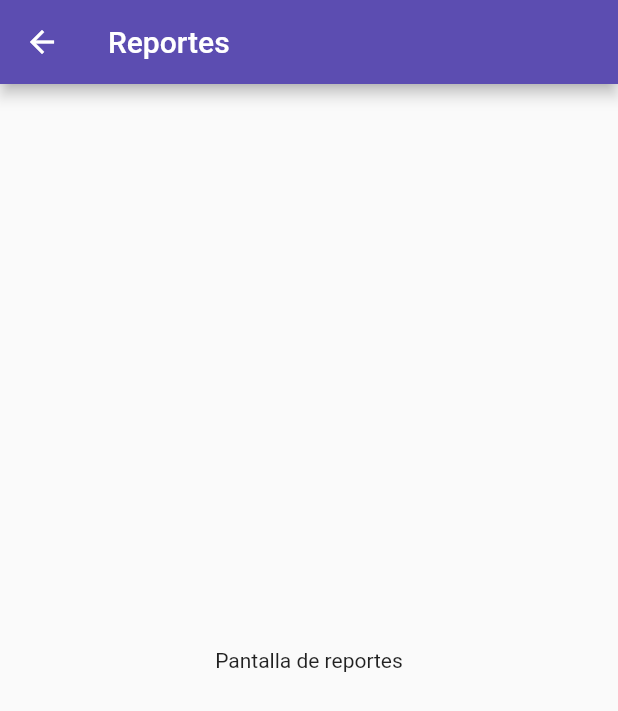
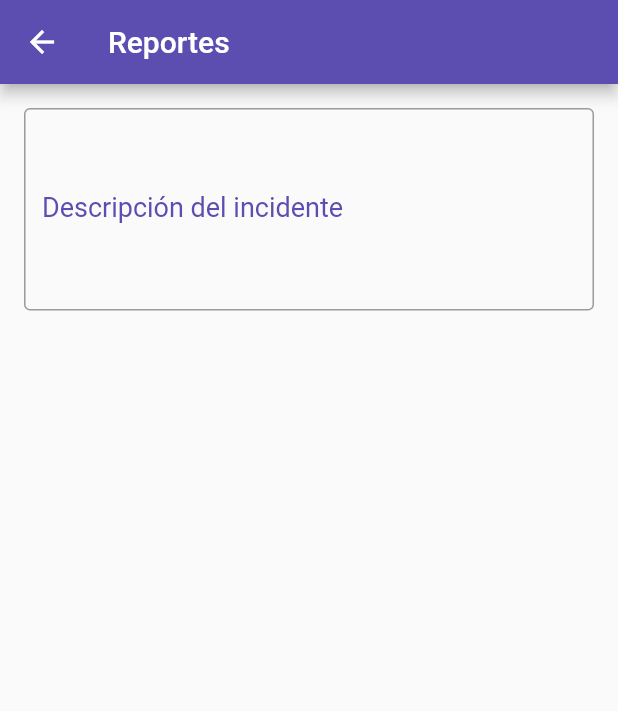
Before and after one commit to joseant11/ProtegelApp, a Flutter app: the ReportScreen screen opened directly, on a phone screen of 412 x 824 dp. Shown: the top 711 px of the screen. Run offline on Flutter 3.47's test engine with Material 2 defaults, Android fonts, the phone set to English and light mode, and no system bars; our stand-ins replace google_maps_flutter.

Commit message:
Implementé función para ingresar descripción del incidente

```diff
--- a/lib/screens/reporta_screen.dart
+++ b/lib/screens/reporta_screen.dart
@@ -6,6 +6,8 @@ class ReportScreen extends StatefulWidget {
 }
 
 class _ReportScreenState extends State<ReportScreen> {
+  String _incidentDescription = '';
+
   @override
   Widget build(BuildContext context) {
     return Scaffold(
@@ -13,8 +15,26 @@ class _ReportScreenState extends State<ReportScreen> {
         title: Text('Reportes'),
         backgroundColor: Color(0xff5C4DB1),
       ),
-      body: Center(
-        child: Text('Pantalla de reportes'),
+      body: Padding(
+        padding: EdgeInsets.all(16.0),
+        child: ListView(
+          children: <Widget>[
+            TextField(
+              maxLines: 5,
+              decoration: InputDecoration(
+                border: OutlineInputBorder(
+                  borderSide: BorderSide(color: Color(0xff5C4DB1)),
+                ),
+                labelText: 'Descripción del incidente',
+                labelStyle: TextStyle(color: Color(0xff5C4DB1), fontSize: 18.0),
+                focusedBorder: OutlineInputBorder(
+                  borderSide: BorderSide(color: Color(0xff5C4DB1)),
+                ),
+              ),
+              onChanged: (value) => _incidentDescription = value,
+            ),
+          ],
+        ),
       ),
     );
   }
```
